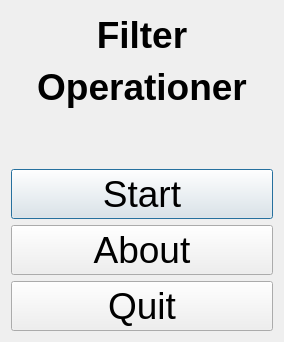
richelbilderbeek/ProjectRichelBilderbeek, file Tools/ToolFilterOperationer/qtfilteroperationermenudialog.ui: the form before one commit.
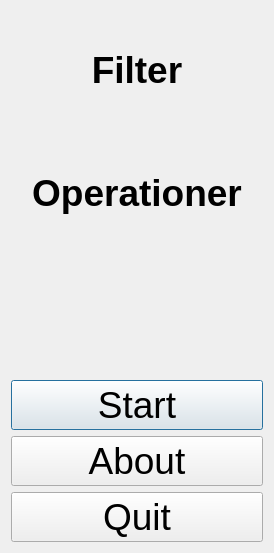
The form after the commit. Icons and pictures are not drawn.

Diff of the .ui file:
```diff
--- a/Tools/ToolFilterOperationer/qtfilteroperationermenudialog.ui
+++ b/Tools/ToolFilterOperationer/qtfilteroperationermenudialog.ui
@@ -6,8 +6,8 @@
    <rect>
     <x>0</x>
     <y>0</y>
-    <width>284</width>
-    <height>342</height>
+    <width>274</width>
+    <height>553</height>
    </rect>
   </property>
   <property name="font">
```
Left out of the diff: 8 changed lines with no effect on the pictures.
